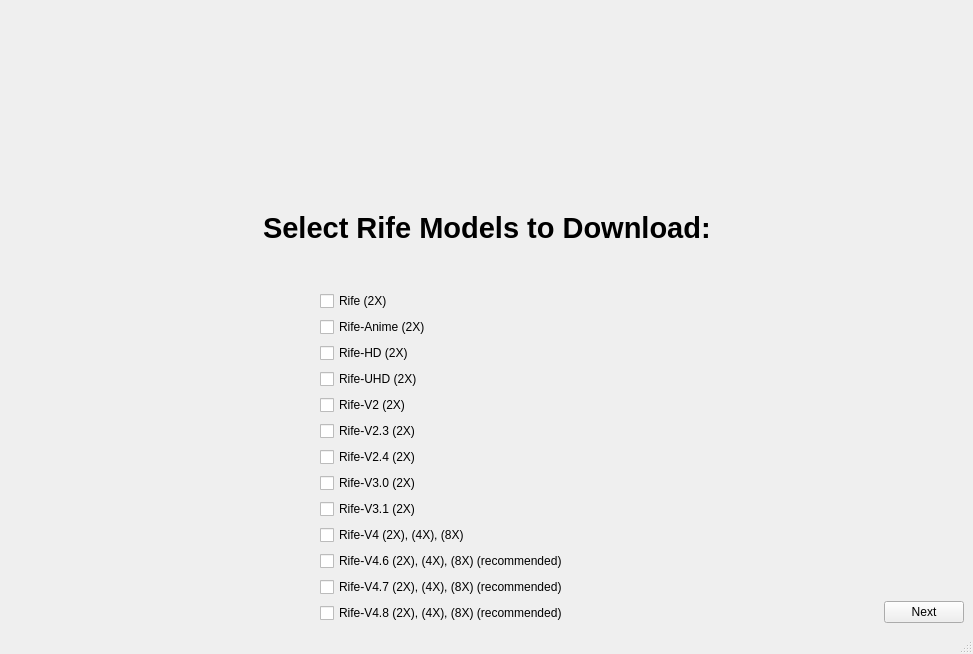
TNTwise/REAL-Video-Enhancer, file src/getModels/SelectModels.ui: the form before one commit.
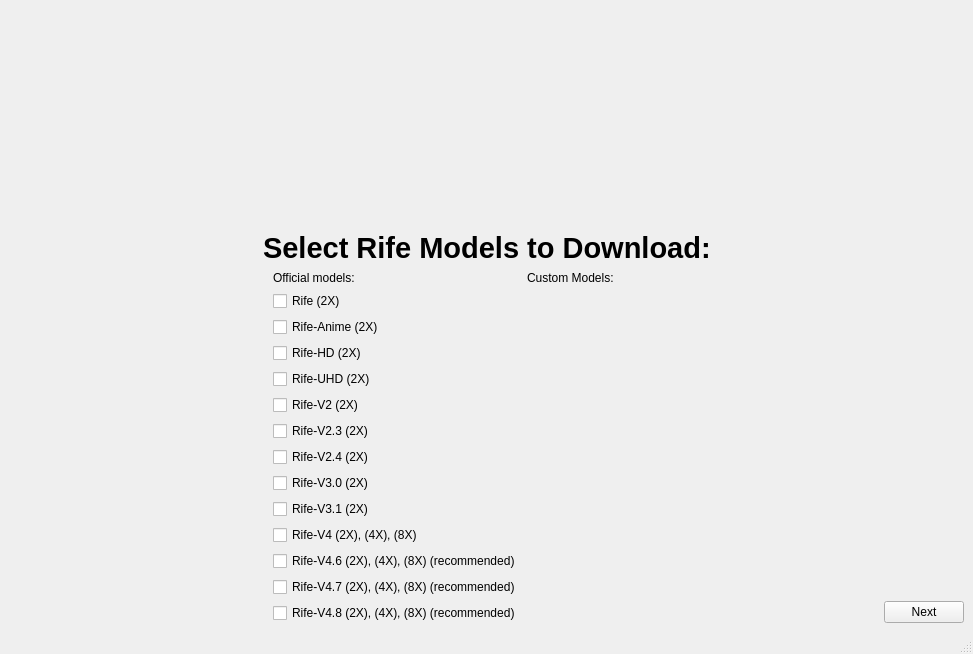
The form after the commit.

Commit message: display custom rife models in settings

```diff
--- a/src/getModels/SelectModels.ui
+++ b/src/getModels/SelectModels.ui
@@ -87,17 +87,11 @@
           <item>
            <layout class="QVBoxLayout" name="verticalLayout_6">
             <item>
-             <spacer name="verticalSpacer_2">
-              <property name="orientation">
-               <enum>Qt::Vertical</enum>
+             <widget class="QLabel" name="label_2">
+              <property name="text">
+               <string>Official models:</string>
               </property>
-              <property name="sizeHint" stdset="0">
-               <size>
-                <width>20</width>
-                <height>40</height>
-               </size>
-              </property>
-             </spacer>
+             </widget>
             </item>
             <item>
              <widget class="QCheckBox" name="rife">
@@ -192,6 +186,39 @@
             </item>
            </layout>
           </item>
+          <item>
+           <layout class="QVBoxLayout" name="vert_lay">
+            <item>
+             <widget class="QLabel" name="label_3">
+              <property name="maximumSize">
+               <size>
+                <width>16777215</width>
+                <height>20</height>
+               </size>
+              </property>
+              <property name="text">
+               <string>Custom Models:</string>
+              </property>
+             </widget>
+            </item>
+            <item>
+             <layout class="QVBoxLayout" name="custom_models"/>
+            </item>
+            <item>
+             <spacer name="verticalSpacer_4">
+              <property name="orientation">
+               <enum>Qt::Vertical</enum>
+              </property>
+              <property name="sizeHint" stdset="0">
+               <size>
+                <width>20</width>
+                <height>40</height>
+               </size>
+              </property>
+             </spacer>
+            </item>
+           </layout>
+          </item>
           <item>
            <spacer name="horizontalSpacer_2">
             <property name="orientation">
```
The commit also changes 14 other files.
